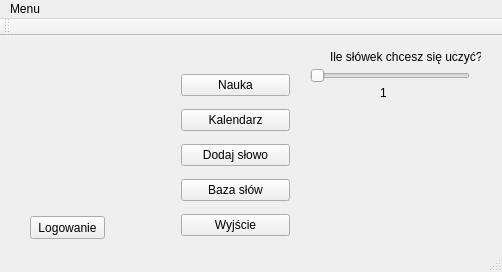
Old version of the form SuperMemo/mainwindow.ui in the repository dampo21/ZPR-Projekt-SuperMemo.
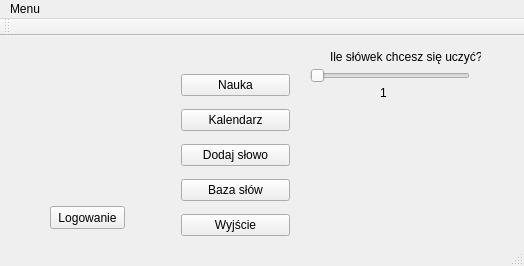
New version of the form.

Patch:
```diff
--- a/SuperMemo/mainwindow.ui
+++ b/SuperMemo/mainwindow.ui
@@ -6,8 +6,8 @@
    <rect>
     <x>0</x>
     <y>0</y>
-    <width>502</width>
-    <height>272</height>
+    <width>524</width>
+    <height>266</height>
    </rect>
   </property>
   <property name="windowTitle">
@@ -17,8 +17,8 @@
    <widget class="QPushButton" name="pushButton">
     <property name="geometry">
      <rect>
-      <x>30</x>
-      <y>180</y>
+      <x>50</x>
+      <y>170</y>
       <width>75</width>
       <height>23</height>
      </rect>
@@ -131,7 +131,7 @@
     <rect>
      <x>0</x>
      <y>0</y>
-     <width>502</width>
+     <width>524</width>
      <height>21</height>
     </rect>
    </property>
```
